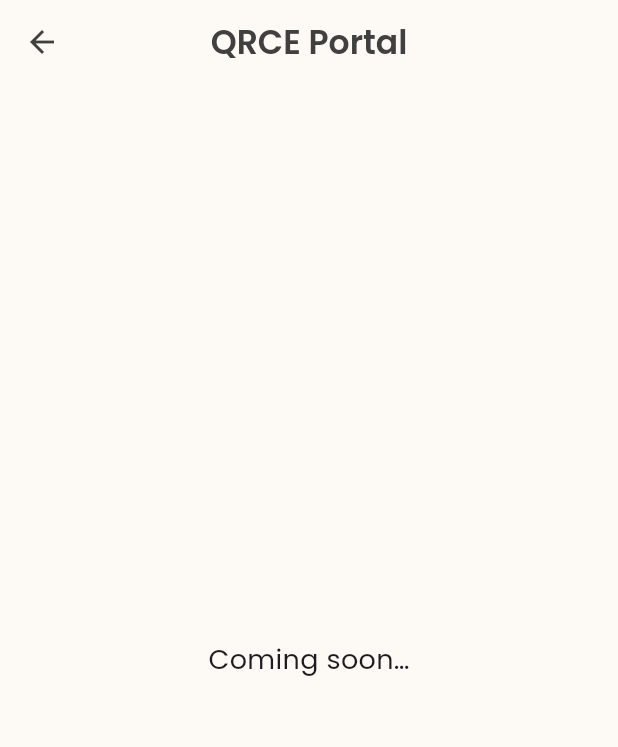
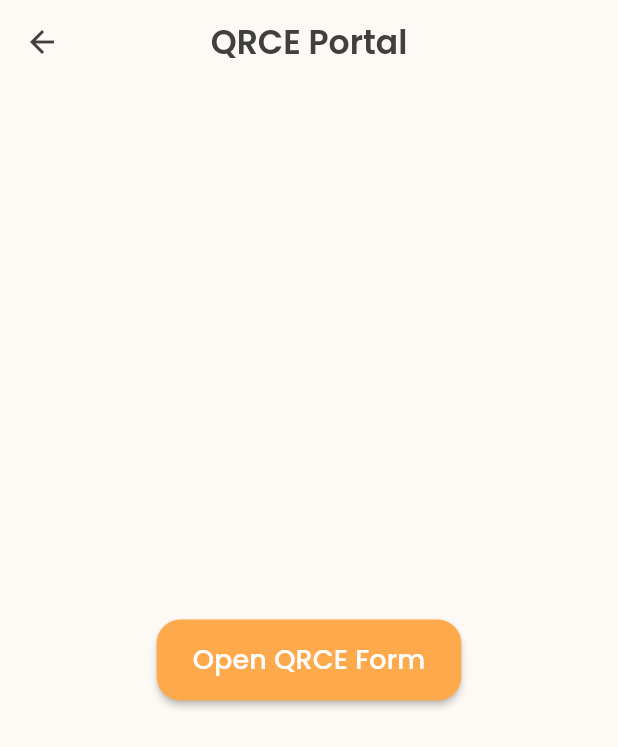
Before and after one commit to Zade19/gradd, a Flutter app: the QRCEPage screen opened directly, on a phone screen of 412 x 824 dp. Shown: the top 747 px of the screen. Run offline on Flutter 3.47's test engine with Material 3 defaults, Android fonts, the phone set to English and light mode, and no system bars; our stand-ins replace firebase_core, firebase_messaging, flutter_secure_storage, google_fonts, image_picker, parse_server_sdk_flutter and 1 more; accounts and stored records are empty.

Commit message:
Merge remote-tracking branch 'origin/v2' into v2

```diff
--- a/gradd/lib/qrce_page.dart
+++ b/gradd/lib/qrce_page.dart
@@ -1,14 +1,37 @@
 import 'package:flutter/material.dart';
-
+import 'package:gradd/form_page.dart';
+import 'package:parse_server_sdk_flutter/parse_server_sdk_flutter.dart';
 class QRCEPage extends StatelessWidget {
   const QRCEPage({super.key});
+
 
   @override
   Widget build(BuildContext context) {
     return Scaffold(
       appBar: AppBar(title: const Text('QRCE Portal')),
-      body: const Center(
-        child: Text('Coming soon…', style: TextStyle(fontSize: 18)),
+      body: Center(
+        child: ElevatedButton(
+          style: ElevatedButton.styleFrom(
+            backgroundColor: Theme.of(context).colorScheme.primary,
+            foregroundColor: Theme.of(context).colorScheme.onPrimary,
+            minimumSize: const Size(200, 50),              // width, height
+            shape: RoundedRectangleBorder(
+              borderRadius: BorderRadius.circular(16),
+            ),
+          ),
+          onPressed: () {
+            Navigator.pushReplacement(
+              context,
+              MaterialPageRoute(
+                builder: (_) => formPage(formType: 'QRCE'),
+              ),
+            );
+          },
+          child: const Text(
+            'Open QRCE Form',
+            style: TextStyle(fontSize: 18),
+          ),
+        ),
       ),
     );
   }
```
Also changed, not shown: gradd/lib/UI/theme.dart (+0 -11 lines).
